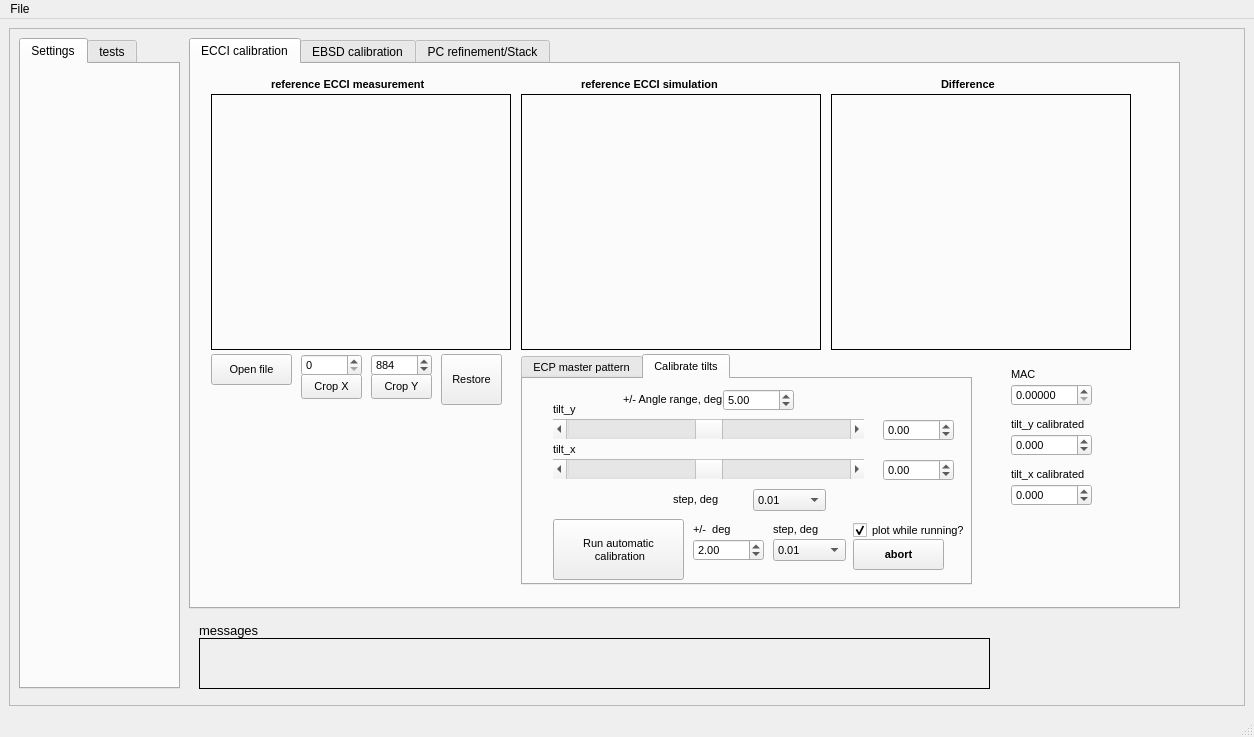
This is src/qtdesigner_files/main_gui__small.ui in gorliks/OpenECCI-GUI as Qt 5 draws it before an edit. The edited form follows.
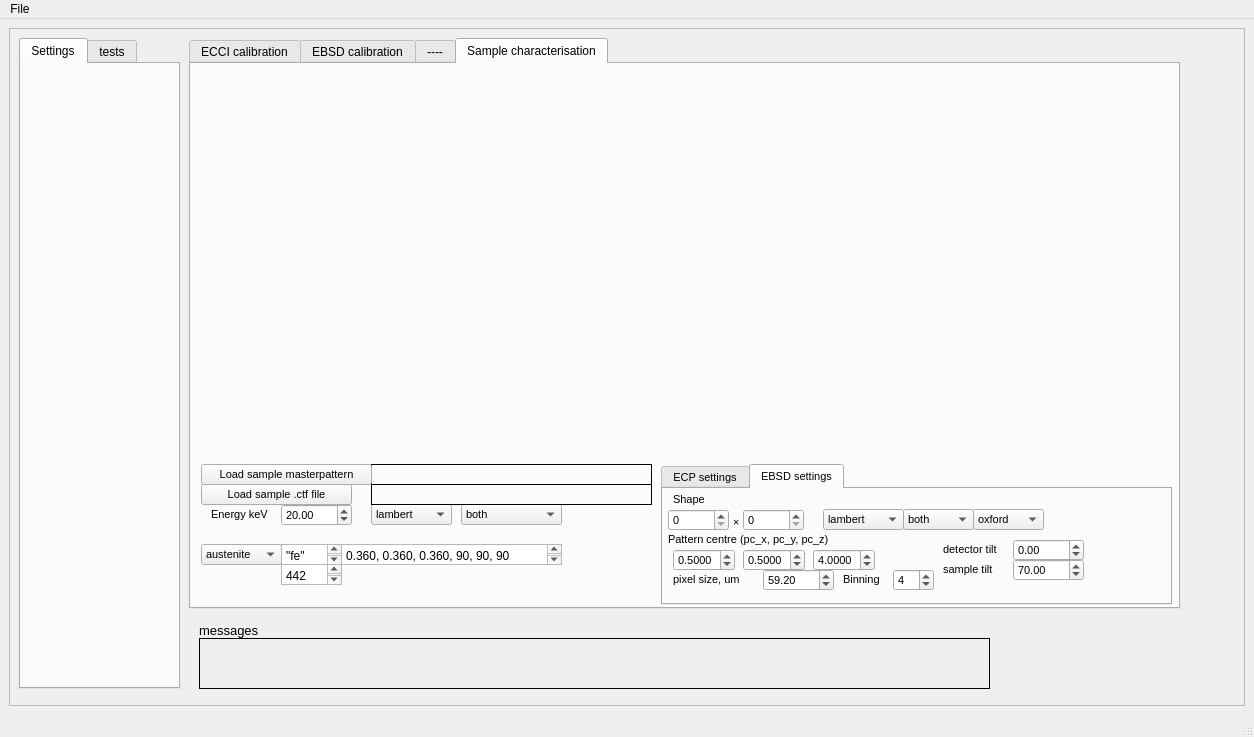
This is the edited form. The open tabs and pages were chosen to show the change.

Commit message: begin implement sample controls

Patch:
```diff
--- a/src/qtdesigner_files/main_gui__small.ui
+++ b/src/qtdesigner_files/main_gui__small.ui
@@ -62,7 +62,7 @@
         </rect>
        </property>
        <property name="currentIndex">
-        <number>0</number>
+        <number>3</number>
        </property>
        <widget class="QWidget" name="Electron">
         <attribute name="title">
@@ -915,9 +915,9 @@
           <widget class="QLabel" name="label_52">
            <property name="geometry">
             <rect>
-             <x>100</x>
+             <x>70</x>
              <y>10</y>
-             <width>161</width>
+             <width>121</width>
              <height>20</height>
             </rect>
            </property>
@@ -2037,7 +2037,7 @@
        </widget>
        <widget class="QWidget" name="tab">
         <attribute name="title">
-         <string>PC refinement/Stack</string>
+         <string>----</string>
         </attribute>
         <widget class="QPushButton" name="pushButton_open_stack_ref_EBSD_measurement">
          <property name="geometry">
@@ -2594,6 +2594,1131 @@
          </property>
         </widget>
        </widget>
+       <widget class="QWidget" name="Sample">
+        <attribute name="title">
+         <string>Sample characterisation</string>
+        </attribute>
+        <widget class="QLabel" name="label_sample_ctf_file">
+         <property name="geometry">
+          <rect>
+           <x>180</x>
+           <y>420</y>
+           <width>281</width>
+           <height>21</height>
+          </rect>
+         </property>
+         <property name="font">
+          <font>
+           <pointsize>6</pointsize>
+          </font>
+         </property>
+         <property name="frameShape">
+          <enum>QFrame::Panel</enum>
+         </property>
+         <property name="text">
+          <string/>
+         </property>
+         <property name="wordWrap">
+          <bool>true</bool>
+         </property>
+        </widget>
+        <widget class="QComboBox" name="comboBox_sample_ECP_hemispheres">
+         <property name="geometry">
+          <rect>
+           <x>270</x>
+           <y>440</y>
+           <width>101</width>
+           <height>21</height>
+          </rect>
+         </property>
+         <property name="font">
+          <font>
+           <family>Arial</family>
+           <pointsize>8</pointsize>
+          </font>
+         </property>
+         <item>
+          <property name="text">
+           <string>both</string>
+          </property>
+         </item>
+         <item>
+          <property name="text">
+           <string>north</string>
+          </property>
+         </item>
+         <item>
+          <property name="text">
+           <string>south</string>
+          </property>
+         </item>
+        </widget>
+        <widget class="QLabel" name="label_sample_master_pattern_path">
+         <property name="geometry">
+          <rect>
+           <x>180</x>
+           <y>400</y>
+           <width>281</width>
+           <height>21</height>
+          </rect>
+         </property>
+         <property name="font">
+          <font>
+           <family>Arial</family>
+           <pointsize>6</pointsize>
+          </font>
+         </property>
+         <property name="frameShape">
+          <enum>QFrame::Panel</enum>
+         </property>
+         <property name="text">
+          <string/>
+         </property>
+         <property name="wordWrap">
+          <bool>true</bool>
+         </property>
+        </widget>
+        <widget class="QPushButton" name="pushButton_load_sample_master_pattern">
+         <property name="geometry">
+          <rect>
+           <x>10</x>
+           <y>400</y>
+           <width>171</width>
+           <height>21</height>
+          </rect>
+         </property>
+         <property name="font">
+          <font>
+           <family>Arial</family>
+           <pointsize>8</pointsize>
+          </font>
+         </property>
+         <property name="text">
+          <string>Load sample masterpattern</string>
+         </property>
+        </widget>
+        <widget class="QPushButton" name="pushButton_load_sample_ctf_file">
+         <property name="geometry">
+          <rect>
+           <x>10</x>
+           <y>420</y>
+           <width>151</width>
+           <height>21</height>
+          </rect>
+         </property>
+         <property name="font">
+          <font>
+           <family>Arial</family>
+           <pointsize>8</pointsize>
+          </font>
+         </property>
+         <property name="text">
+          <string>Load sample .ctf file</string>
+         </property>
+        </widget>
+        <widget class="QComboBox" name="comboBox_sample_projection">
+         <property name="geometry">
+          <rect>
+           <x>180</x>
+           <y>440</y>
+           <width>81</width>
+           <height>21</height>
+          </rect>
+         </property>
+         <property name="font">
+          <font>
+           <family>Arial</family>
+           <pointsize>8</pointsize>
+          </font>
+         </property>
+         <item>
+          <property name="text">
+           <string>lambert</string>
+          </property>
+         </item>
+         <item>
+          <property name="text">
+           <string>---</string>
+          </property>
+         </item>
+        </widget>
+        <widget class="QDoubleSpinBox" name="doubleSpinBox_sample_energy">
+         <property name="geometry">
+          <rect>
+           <x>90</x>
+           <y>440</y>
+           <width>71</width>
+           <height>22</height>
+          </rect>
+         </property>
+         <property name="font">
+          <font>
+           <family>Arial</family>
+           <pointsize>8</pointsize>
+          </font>
+         </property>
+         <property name="minimum">
+          <double>0.000000000000000</double>
+         </property>
+         <property name="maximum">
+          <double>200.000000000000000</double>
+         </property>
+         <property name="singleStep">
+          <double>0.100000000000000</double>
+         </property>
+         <property name="value">
+          <double>20.000000000000000</double>
+         </property>
+        </widget>
+        <widget class="QLabel" name="label_93">
+         <property name="geometry">
+          <rect>
+           <x>20</x>
+           <y>440</y>
+           <width>81</width>
+           <height>21</height>
+          </rect>
+         </property>
+         <property name="font">
+          <font>
+           <family>Arial</family>
+           <pointsize>8</pointsize>
+          </font>
+         </property>
+         <property name="text">
+          <string>Energy keV</string>
+         </property>
+        </widget>
+        <widget class="QTabWidget" name="tabWidget_4">
+         <property name="geometry">
+          <rect>
+           <x>470</x>
+           <y>400</y>
+           <width>511</width>
+           <height>141</height>
+          </rect>
+         </property>
+         <property name="font">
+          <font>
+           <family>Arial</family>
+           <pointsize>8</pointsize>
+          </font>
+         </property>
+         <property name="currentIndex">
+          <number>0</number>
+         </property>
+         <widget class="QWidget" name="sample_settings">
+          <attribute name="title">
+           <string>ECP settings</string>
+          </attribute>
+          <widget class="QLabel" name="label_108">
+           <property name="geometry">
+            <rect>
+             <x>10</x>
+             <y>82</y>
+             <width>81</width>
+             <height>21</height>
+            </rect>
+           </property>
+           <property name="font">
+            <font>
+             <family>Arial</family>
+             <pointsize>8</pointsize>
+            </font>
+           </property>
+           <property name="text">
+            <string>pixel size, um</string>
+           </property>
+          </widget>
+          <widget class="QDoubleSpinBox" name="doubleSpinBox_ref_ECP_pc_y_3">
+           <property name="geometry">
+            <rect>
+             <x>90</x>
+             <y>60</y>
+             <width>62</width>
+             <height>22</height>
+            </rect>
+           </property>
+           <property name="font">
+            <font>
+             <family>Arial</family>
+             <pointsize>8</pointsize>
+            </font>
+           </property>
+           <property name="decimals">
+            <number>3</number>
+           </property>
+           <property name="value">
+            <double>0.500000000000000</double>
+           </property>
+          </widget>
+          <widget class="QSpinBox" name="spinBox_ref_ECP_binning_3">
+           <property name="geometry">
+            <rect>
+             <x>230</x>
+             <y>80</y>
+             <width>41</width>
+             <height>22</height>
+            </rect>
+           </property>
+           <property name="font">
+            <font>
+             <family>Arial</family>
+             <pointsize>8</pointsize>
+            </font>
+           </property>
+           <property name="minimum">
+            <number>1</number>
+           </property>
+           <property name="maximum">
+            <number>100000</number>
+           </property>
+           <property name="value">
+            <number>1</number>
+           </property>
+          </widget>
+          <widget class="QDoubleSpinBox" name="doubleSpinBox_ref_ECP_pc_x_3">
+           <property name="geometry">
+            <rect>
+             <x>10</x>
+             <y>60</y>
+             <width>62</width>
+             <height>22</height>
+            </rect>
+           </property>
+           <property name="font">
+            <font>
+             <family>Arial</family>
+             <pointsize>8</pointsize>
+            </font>
+           </property>
+           <property name="decimals">
+            <number>3</number>
+           </property>
+           <property name="value">
+            <double>0.500000000000000</double>
+           </property>
+          </widget>
+          <widget class="QSpinBox" name="spinBox_ref_ECP_pattern_pixels_x_3">
+           <property name="geometry">
+            <rect>
+             <x>5</x>
+             <y>20</y>
+             <width>61</width>
+             <height>22</height>
+            </rect>
+           </property>
+           <property name="font">
+            <font>
+             <family>Arial</family>
+             <pointsize>8</pointsize>
+            </font>
+           </property>
+           <property name="maximum">
+            <number>5000</number>
+           </property>
+           <property name="value">
+            <number>0</number>
+           </property>
+          </widget>
+          <widget class="QSpinBox" name="spinBox_ref_ECP_pattern_pixels_y_3">
+           <property name="geometry">
+            <rect>
+             <x>80</x>
+             <y>20</y>
+             <width>61</width>
+             <height>22</height>
+            </rect>
+           </property>
+           <property name="font">
+            <font>
+             <family>Arial</family>
+             <pointsize>8</pointsize>
+            </font>
+           </property>
+           <property name="maximum">
+            <number>5000</number>
+           </property>
+           <property name="value">
+            <number>0</number>
+           </property>
+          </widget>
+          <widget class="QLabel" name="label_109">
+           <property name="geometry">
+            <rect>
+             <x>180</x>
+             <y>80</y>
+             <width>51</width>
+             <height>21</height>
+            </rect>
+           </property>
+           <property name="font">
+            <font>
+             <family>Arial</family>
+             <pointsize>8</pointsize>
+            </font>
+           </property>
+           <property name="text">
+            <string>Binning</string>
+           </property>
+          </widget>
+          <widget class="QLabel" name="label_110">
+           <property name="geometry">
+            <rect>
+             <x>10</x>
+             <y>40</y>
+             <width>201</width>
+             <height>20</height>
+            </rect>
+           </property>
+           <property name="font">
+            <font>
+             <family>Arial</family>
+             <pointsize>8</pointsize>
+            </font>
+           </property>
+           <property name="text">
+            <string>Pattern centre (pc_x, pc_y, pc_z)</string>
+           </property>
+          </widget>
+          <widget class="QDoubleSpinBox" name="doubleSpinBox_ref_ECP_pc_z_3">
+           <property name="geometry">
+            <rect>
+             <x>170</x>
+             <y>60</y>
+             <width>62</width>
+             <height>22</height>
+            </rect>
+           </property>
+           <property name="font">
+            <font>
+             <family>Arial</family>
+             <pointsize>8</pointsize>
+            </font>
+           </property>
+           <property name="decimals">
+            <number>3</number>
+           </property>
+           <property name="value">
+            <double>4.000000000000000</double>
+           </property>
+          </widget>
+          <widget class="QLabel" name="label_112">
+           <property name="geometry">
+            <rect>
+             <x>10</x>
+             <y>0</y>
+             <width>51</width>
+             <height>21</height>
+            </rect>
+           </property>
+           <property name="font">
+            <font>
+             <family>Arial</family>
+             <pointsize>8</pointsize>
+            </font>
+           </property>
+           <property name="text">
+            <string>Shape</string>
+           </property>
+          </widget>
+          <widget class="QDoubleSpinBox" name="doubleSpinBox_ref_ECP_pixel_size_3">
+           <property name="geometry">
+            <rect>
+             <x>100</x>
+             <y>80</y>
+             <width>61</width>
+             <height>22</height>
+            </rect>
+           </property>
+           <property name="font">
+            <font>
+             <family>Arial</family>
+             <pointsize>8</pointsize>
+            </font>
+           </property>
+           <property name="value">
+            <double>1.000000000000000</double>
+           </property>
+          </widget>
+          <widget class="QComboBox" name="comboBox_ref_ECP_projection_3">
+           <property name="geometry">
+            <rect>
+             <x>160</x>
+             <y>20</y>
+             <width>81</width>
+             <height>21</height>
+            </rect>
+           </property>
+           <property name="font">
+            <font>
+             <family>Arial</family>
+             <pointsize>8</pointsize>
+            </font>
+           </property>
+           <item>
+            <property name="text">
+             <string>lambert</string>
+            </property>
+           </item>
+           <item>
+            <property name="text">
+             <string>---</string>
+            </property>
+           </item>
+          </widget>
+          <widget class="QComboBox" name="comboBox_ref_ECP_hemispheres_3">
+           <property name="geometry">
+            <rect>
+             <x>240</x>
+             <y>20</y>
+             <width>101</width>
+             <height>21</height>
+            </rect>
+           </property>
+           <property name="font">
+            <font>
+             <family>Arial</family>
+             <pointsize>8</pointsize>
+            </font>
+           </property>
+           <item>
+            <property name="text">
+             <string>both</string>
+            </property>
+           </item>
+           <item>
+            <property name="text">
+             <string>north</string>
+            </property>
+           </item>
+           <item>
+            <property name="text">
+             <string>south</string>
+            </property>
+           </item>
+          </widget>
+          <widget class="QDoubleSpinBox" name="doubleSpinBox_ref_ECP_detector_tilt_3">
+           <property name="geometry">
+            <rect>
+             <x>360</x>
+             <y>50</y>
+             <width>71</width>
+             <height>22</height>
+            </rect>
+           </property>
+           <property name="font">
+            <font>
+             <family>Arial</family>
+             <pointsize>8</pointsize>
+            </font>
+           </property>
+           <property name="minimum">
+            <double>-360.000000000000000</double>
+           </property>
+           <property name="maximum">
+            <double>360.000000000000000</double>
+           </property>
+           <property name="singleStep">
+            <double>0.100000000000000</double>
+           </property>
+           <property name="value">
+            <double>-90.000000000000000</double>
+           </property>
+          </widget>
+          <widget class="QLabel" name="label_113">
+           <property name="geometry">
+            <rect>
+             <x>290</x>
+             <y>50</y>
+             <width>71</width>
+             <height>21</height>
+            </rect>
+           </property>
+           <property name="font">
+            <font>
+             <family>Arial</family>
+             <pointsize>8</pointsize>
+            </font>
+           </property>
+           <property name="text">
+            <string>detector tilt</string>
+           </property>
+          </widget>
+          <widget class="QDoubleSpinBox" name="doubleSpinBox_ref_ECP_sample_tilt_3">
+           <property name="geometry">
+            <rect>
+             <x>360</x>
+             <y>70</y>
+             <width>71</width>
+             <height>22</height>
+            </rect>
+           </property>
+           <property name="font">
+            <font>
+             <family>Arial</family>
+             <pointsize>8</pointsize>
+            </font>
+           </property>
+           <property name="minimum">
+            <double>-360.000000000000000</double>
+           </property>
+           <property name="maximum">
+            <double>360.000000000000000</double>
+           </property>
+           <property name="singleStep">
+            <double>0.100000000000000</double>
+           </property>
+           <property name="value">
+            <double>0.000000000000000</double>
+           </property>
+          </widget>
+          <widget class="QLabel" name="label_114">
+           <property name="geometry">
+            <rect>
+             <x>290</x>
+             <y>70</y>
+             <width>61</width>
+             <height>21</height>
+            </rect>
+           </property>
+           <property name="font">
+            <font>
+             <family>Arial</family>
+             <pointsize>8</pointsize>
+            </font>
+           </property>
+           <property name="text">
+            <string>sample tilt</string>
+           </property>
+          </widget>
+          <widget class="QLabel" name="label_122">
+           <property name="geometry">
+            <rect>
+             <x>70</x>
+             <y>20</y>
+             <width>20</width>
+             <height>16</height>
+            </rect>
+           </property>
+           <property name="font">
+            <font>
+             <family>Arial Black</family>
+             <pointsize>8</pointsize>
+            </font>
+           </property>
+           <property name="text">
+            <string>×</string>
+           </property>
+          </widget>
+         </widget>
+         <widget class="QWidget" name="tab_4">
+          <attribute name="title">
+           <string>EBSD settings</string>
+          </attribute>
+          <widget class="QSpinBox" name="spinBox_ref_EBSD_binning_2">
+           <property name="geometry">
+            <rect>
+             <x>230</x>
+             <y>80</y>
+             <width>41</width>
+             <height>22</height>
+            </rect>
+           </property>
+           <property name="font">
+            <font>
+             <family>Arial</family>
+             <pointsize>8</pointsize>
+            </font>
+           </property>
+           <property name="minimum">
+            <number>1</number>
+           </property>
+           <property name="maximum">
+            <number>100000</number>
+           </property>
+           <property name="value">
+            <number>4</number>
+           </property>
+          </widget>
+          <widget class="QSpinBox" name="spinBox_ref_EBSD_pattern_pixels_y_2">
+           <property name="geometry">
+            <rect>
+             <x>80</x>
+             <y>20</y>
+             <width>61</width>
+             <height>22</height>
+            </rect>
+           </property>
+           <property name="font">
+            <font>
+             <pointsize>8</pointsize>
+            </font>
+           </property>
+           <property name="maximum">
+            <number>5000</number>
+           </property>
+           <property name="value">
+            <number>0</number>
+           </property>
+          </widget>
+          <widget class="QLabel" name="label_115">
+           <property name="geometry">
+            <rect>
+             <x>5</x>
+             <y>40</y>
+             <width>241</width>
+             <height>20</height>
+            </rect>
+           </property>
+           <property name="font">
+            <font>
+             <pointsize>8</pointsize>
+            </font>
+           </property>
+           <property name="text">
+            <string>Pattern centre (pc_x, pc_y, pc_z)</string>
+           </property>
+          </widget>
+          <widget class="QComboBox" name="comboBox_ref_EBSD_convention_2">
+           <property name="geometry">
+            <rect>
+             <x>310</x>
+             <y>20</y>
+             <width>71</width>
+             <height>21</height>
+            </rect>
+           </property>
+           <property name="font">
+            <font>
+             <pointsize>8</pointsize>
+            </font>
+           </property>
+           <item>
+            <property name="text">
+             <string>oxford</string>
+            </property>
+           </item>
+           <item>
+            <property name="text">
+             <string>bruker</string>
+            </property>
+           </item>
+           <item>
+            <property name="text">
+             <string>---</string>
+            </property>
+           </item>
+          </widget>
+          <widget class="QComboBox" name="comboBox_ref_EBSD_hemispheres_2">
+           <property name="geometry">
+            <rect>
+             <x>240</x>
+             <y>20</y>
+             <width>71</width>
+             <height>21</height>
+            </rect>
+           </property>
+           <property name="font">
+            <font>
+             <pointsize>8</pointsize>
+            </font>
+           </property>
+           <item>
+            <property name="text">
+             <string>both</string>
+            </property>
+           </item>
+           <item>
+            <property name="text">
+             <string>north</string>
+            </property>
+           </item>
+           <item>
+            <property name="text">
+             <string>south</string>
+            </property>
+           </item>
+          </widget>
+          <widget class="QLabel" name="label_116">
+           <property name="geometry">
+            <rect>
+             <x>10</x>
+             <y>80</y>
+             <width>101</width>
+             <height>21</height>
+            </rect>
+           </property>
+           <property name="font">
+            <font>
+             <family>Arial</family>
+             <pointsize>8</pointsize>
+            </font>
+           </property>
+           <property name="text">
+            <string>pixel size, um</string>
+           </property>
+          </widget>
+          <widget class="QDoubleSpinBox" name="doubleSpinBox_ref_EBSD_pc_y_2">
+           <property name="geometry">
+            <rect>
+             <x>80</x>
+             <y>60</y>
+             <width>62</width>
+             <height>22</height>
+            </rect>
+           </property>
+           <property name="font">
+            <font>
+             <pointsize>8</pointsize>
+            </font>
+           </property>
+           <property name="decimals">
+            <number>4</number>
+           </property>
+           <property name="value">
+            <double>0.500000000000000</double>
+           </property>
+          </widget>
+          <widget class="QDoubleSpinBox" name="doubleSpinBox_ref_EBSD_pc_x_2">
+           <property name="geometry">
+            <rect>
+             <x>10</x>
+             <y>60</y>
+             <width>62</width>
+             <height>22</height>
+            </rect>
+           </property>
+           <property name="font">
+            <font>
+             <pointsize>8</pointsize>
+            </font>
+           </property>
+           <property name="decimals">
+            <number>4</number>
+           </property>
+           <property name="value">
+            <double>0.500000000000000</double>
+           </property>
+          </widget>
+          <widget class="QSpinBox" name="spinBox_ref_EBSD_pattern_pixels_x_2">
+           <property name="geometry">
+            <rect>
+             <x>5</x>
+             <y>20</y>
+             <width>61</width>
+             <height>22</height>
+            </rect>
+           </property>
+           <property name="font">
+            <font>
+             <pointsize>8</pointsize>
+            </font>
+           </property>
+           <property name="maximum">
+            <number>5000</number>
+           </property>
+           <property name="value">
+            <number>0</number>
+           </property>
+          </widget>
+          <widget class="QLabel" name="label_117">
+           <property name="geometry">
+            <rect>
+             <x>280</x>
+             <y>70</y>
+             <width>61</width>
+             <height>21</height>
+            </rect>
+           </property>
+           <property name="font">
+            <font>
+             <family>Arial</family>
+             <pointsize>8</pointsize>
+            </font>
+           </property>
+           <property name="text">
+            <string>sample tilt</string>
+           </property>
+          </widget>
+          <widget class="QLabel" name="label_118">
+           <property name="geometry">
+            <rect>
+             <x>180</x>
+             <y>80</y>
+             <width>51</width>
+             <height>21</height>
+            </rect>
+           </property>
+           <property name="font">
+            <font>
+             <family>Arial</family>
+             <pointsize>8</pointsize>
+            </font>
+           </property>
+           <property name="text">
+            <string>Binning</string>
+           </property>
+          </widget>
+          <widget class="QComboBox" name="comboBox_ref_EBSD_projection_2">
+           <property name="geometry">
+            <rect>
+             <x>160</x>
+             <y>20</y>
+             <width>81</width>
+             <height>21</height>
+            </rect>
+           </property>
+           <property name="font">
+            <font>
+             <pointsize>8</pointsize>
+            </font>
+           </property>
+           <item>
+            <property name="text">
+             <string>lambert</string>
+            </property>
+           </item>
+           <item>
+            <property name="text">
+             <string>---</string>
+            </property>
+           </item>
+          </widget>
+          <widget class="QDoubleSpinBox" name="doubleSpinBox_ref_EBSD_detector_tilt_2">
+           <property name="geometry">
+            <rect>
+             <x>350</x>
+             <y>50</y>
+             <width>71</width>
+             <height>22</height>
+            </rect>
+           </property>
+           <property name="font">
+            <font>
+             <family>Arial</family>
+             <pointsize>8</pointsize>
+            </font>
+           </property>
+           <property name="minimum">
+            <double>-360.000000000000000</double>
+           </property>
+           <property name="maximum">
+            <double>360.000000000000000</double>
+           </property>
+           <property name="singleStep">
+            <double>0.100000000000000</double>
+           </property>
+           <property name="value">
+            <double>0.000000000000000</double>
+           </property>
+          </widget>
+          <widget class="QDoubleSpinBox" name="doubleSpinBox_ref_EBSD_pixel_size_2">
+           <property name="geometry">
+            <rect>
+             <x>100</x>
+             <y>80</y>
+             <width>71</width>
+             <height>22</height>
+            </rect>
+           </property>
+           <property name="font">
+            <font>
+             <family>Arial</family>
+             <pointsize>8</pointsize>
+            </font>
+           </property>
+           <property name="value">
+            <double>59.200000000000003</double>
+           </property>
+          </widget>
+          <widget class="QDoubleSpinBox" name="doubleSpinBox_ref_EBSD_pc_z_2">
+           <property name="geometry">
+            <rect>
+             <x>150</x>
+             <y>60</y>
+             <width>62</width>
+             <height>22</height>
+            </rect>
+           </property>
+           <property name="font">
+            <font>
+             <pointsize>8</pointsize>
+            </font>
+           </property>
+           <property name="decimals">
+            <number>4</number>
+           </property>
+           <property name="value">
+            <double>4.000000000000000</double>
+           </property>
+          </widget>
+          <widget class="QLabel" name="label_119">
+           <property name="geometry">
+            <rect>
+             <x>280</x>
+             <y>50</y>
+             <width>71</width>
+             <height>21</height>
+            </rect>
+           </property>
+           <property name="font">
+            <font>
+             <family>Arial</family>
+             <pointsize>8</pointsize>
+            </font>
+           </property>
+           <property name="text">
+            <string>detector tilt</string>
+           </property>
+          </widget>
+          <widget class="QDoubleSpinBox" name="doubleSpinBox_ref_EBSD_sample_tilt_2">
+           <property name="geometry">
+            <rect>
+             <x>350</x>
+             <y>70</y>
+             <width>71</width>
+             <height>22</height>
+            </rect>
+           </property>
+           <property name="font">
+            <font>
+             <family>Arial</family>
+             <pointsize>8</pointsize>
+            </font>
+           </property>
+           <property name="minimum">
+            <double>-360.000000000000000</double>
+           </property>
+           <property name="maximum">
+            <double>360.000000000000000</double>
+           </property>
+           <property name="singleStep">
+            <double>0.100000000000000</double>
+           </property>
+           <property name="value">
+            <double>70.000000000000000</double>
+           </property>
+          </widget>
+          <widget class="QLabel" name="label_120">
+           <property name="geometry">
+            <rect>
+             <x>70</x>
+             <y>25</y>
+             <width>20</width>
+             <height>16</height>
+            </rect>
+           </property>
+           <property name="font">
+            <font>
+             <family>Arial Black</family>
+             <pointsize>8</pointsize>
+            </font>
+           </property>
+           <property name="text">
+            <string>×</string>
+           </property>
+          </widget>
+          <widget class="QLabel" name="label_121">
+           <property name="geometry">
+            <rect>
+             <x>10</x>
+             <y>0</y>
+             <width>51</width>
+             <height>20</height>
+            </rect>
+           </property>
+           <property name="font">
+            <font>
+             <family>Arial</family>
+             <pointsize>8</pointsize>
+            </font>
+           </property>
+           <property name="text">
+            <string>Shape</string>
+           </property>
+          </widget>
+         </widget>
+        </widget>
+        <widget class="QComboBox" name="comboBox_sample_structure_type">
+         <property name="geometry">
+          <rect>
+           <x>10</x>
+           <y>480</y>
+           <width>81</width>
+           <height>21</height>
+          </rect>
+         </property>
+         <property name="font">
+          <font>
+           <family>Arial</family>
+           <pointsize>8</pointsize>
+          </font>
+         </property>
+         <item>
+          <property name="text">
+           <string>austenite</string>
+          </property>
+         </item>
+         <item>
+          <property name="text">
+           <string>---</string>
+          </property>
+         </item>
+        </widget>
+        <widget class="QPlainTextEdit" name="plainTextEdit_sample_atom">
+         <property name="geometry">
+          <rect>
+           <x>90</x>
+           <y>480</y>
+           <width>61</width>
+           <height>21</height>
+          </rect>
+         </property>
+         <property name="plainText">
+          <string>&quot;fe&quot;</string>
+         </property>
+        </widget>
+        <widget class="QPlainTextEdit" name="plainTextEdit_sample_lattice">
+         <property name="geometry">
+          <rect>
+           <x>150</x>
+           <y>480</y>
+           <width>221</width>
+           <height>21</height>
+          </rect>
+         </property>
+         <property name="plainText">
+          <string>0.360, 0.360, 0.360, 90, 90, 90</string>
+         </property>
+        </widget>
+        <widget class="QPlainTextEdit" name="plainTextEdit_sample_point_group">
+         <property name="geometry">
+          <rect>
+           <x>90</x>
+           <y>500</y>
+           <width>61</width>
+           <height>21</height>
+          </rect>
+         </property>
+         <property name="plainText">
+          <string>442</string>
+         </property>
+        </widget>
+        <zorder>comboBox_sample_ECP_hemispheres</zorder>
+        <zorder>label_sample_master_pattern_path</zorder>
+        <zorder>pushButton_load_sample_master_pattern</zorder>
+        <zorder>pushButton_load_sample_ctf_file</zorder>
+        <zorder>comboBox_sample_projection</zorder>
+        <zorder>doubleSpinBox_sample_energy</zorder>
+        <zorder>label_93</zorder>
+        <zorder>label_sample_ctf_file</zorder>
+        <zorder>tabWidget_4</zorder>
+        <zorder>comboBox_sample_structure_type</zorder>
+        <zorder>plainTextEdit_sample_atom</zorder>
+        <zorder>plainTextEdit_sample_lattice</zorder>
+        <zorder>plainTextEdit_sample_point_group</zorder>
+       </widget>
       </widget>
       <widget class="QLabel" name="label_messages">
        <property name="geometry">
```
Left out of the diff: 6 changed lines with no effect on the pictures. The commit also changes 3 other files.
